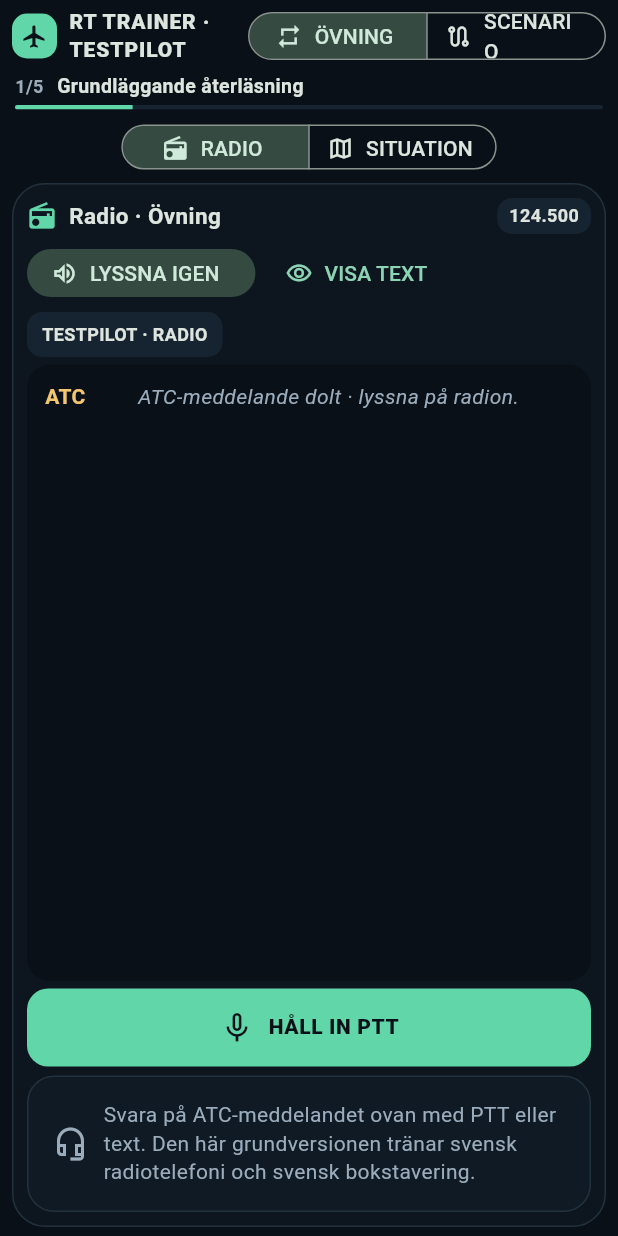
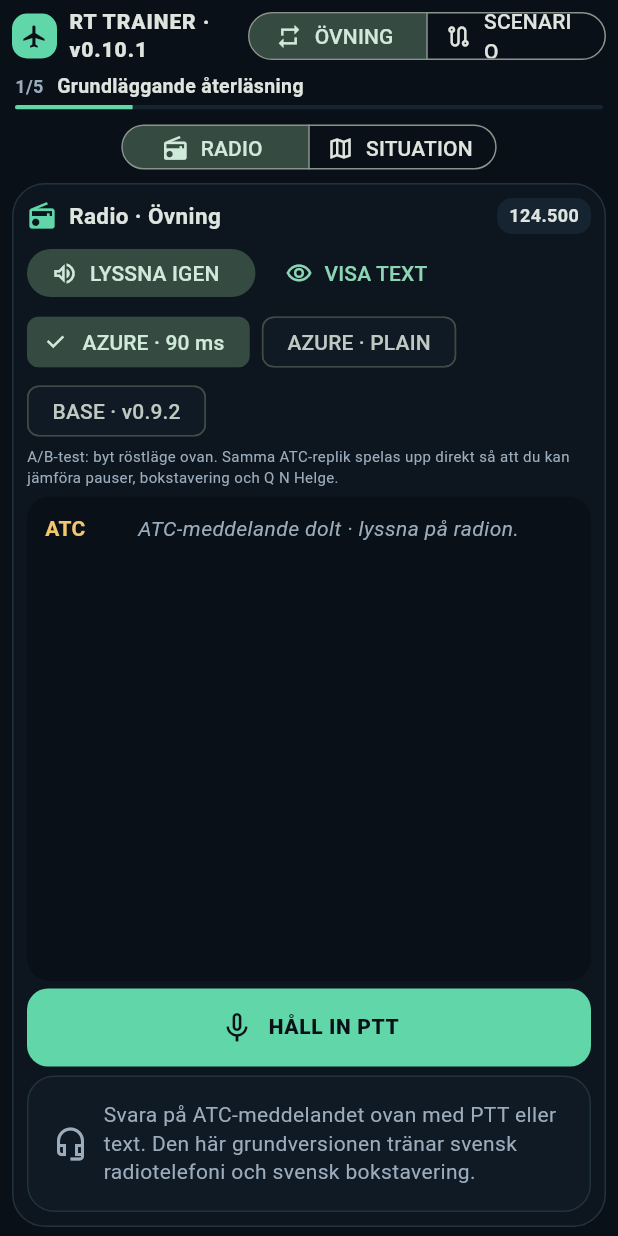
Before and after one commit to perfect-speed/rt-trainer, a Flutter app: the screen it shows after launch, after a tap on "STARTA DEMO", on a phone screen of 412 x 824 dp. Run offline on Flutter 3.47's test engine with Material 3 defaults, Android fonts, the light colour scheme and no system bars; our stand-ins replace audioplayers; missing offline and left inert: record.

Commit message:
v0.10.1 Azure speech A/B test

```diff
--- a/lib/main.dart
+++ b/lib/main.dart
@@ -12,7 +12,7 @@ class RtTrainerApp extends StatelessWidget {
   @override
   Widget build(BuildContext context) {
     return MaterialApp(
-      title: 'RT Trainer Testpilot',
+      title: 'RT Trainer Demo',
       debugShowCheckedModeBanner: false,
       theme: AppTheme.dark,
       home: const DemoWelcomeScreen(),
--- a/lib/screens/demo_welcome_screen.dart
+++ b/lib/screens/demo_welcome_screen.dart
@@ -102,7 +102,7 @@ class _DemoWelcomeScreenState extends State<DemoWelcomeScreen> {
                                     crossAxisAlignment: CrossAxisAlignment.start,
                                     children: [
                                       Text('RT TRAINER', style: TextStyle(fontSize: mobile ? 20 : 24, fontWeight: FontWeight.w900, letterSpacing: .8)),
-                                      const Text('Demo v0.10.0 · explicit prosodisk timing', style: TextStyle(color: AppTheme.textMuted)),
+                                      const Text('Test v0.10.1 · Azure A/B-jämförelse', style: TextStyle(color: AppTheme.textMuted)),
                                     ],
                                   ),
                                 ),
@@ -116,7 +116,7 @@ class _DemoWelcomeScreenState extends State<DemoWelcomeScreen> {
                     ),
                     const SizedBox(height: 24),
                     const Text(
-                      'Det här är en testversion av en svensk radiotelefonitränare för PPL. Kör den gärna som en elev: lyssna på ATC, svara med PTT och notera vad som känns naturligt, onaturligt eller oklart.',
+                      'Syftet med denna version är att jämföra tre röstvillkor på exakt samma ATC-replik: Azure med 90 ms explicit timing, Azure utan explicit timing och den frysta v0.9.2-baslinjen. Du kan fortfarande svara med PTT och prova den vanliga återkopplingen.',
                       style: TextStyle(fontSize: 16, height: 1.45),
                     ),
                     const SizedBox(height: 22),
@@ -127,8 +127,8 @@ class _DemoWelcomeScreenState extends State<DemoWelcomeScreen> {
                     ),
                     const _DemoPoint(
                       icon: Icons.record_voice_over_outlined,
-                      title: 'Tala som du skulle göra på radion',
-                      text: 'Använd svensk radiotelefoni och svensk bokstavering. Försök inte anpassa dig till datorn mer än du skulle göra till en mänsklig motstation.',
+                      title: 'Tala tydligt men normalt',
+                      text: 'Använd svensk radiotelefoni och svensk bokstavering. Du ska inte behöva tala onaturligt långsamt.',
                     ),
                     const _DemoPoint(
                       icon: Icons.rule_outlined,
@@ -137,8 +137,8 @@ class _DemoWelcomeScreenState extends State<DemoWelcomeScreen> {
                     ),
                     const _DemoPoint(
                       icon: Icons.bug_report_outlined,
-                      title: 'Fyra saker vi vill ha din spontana reaktion på',
-                      text: '1) Känns radioreplikerna trovärdiga? 2) Hur fungerar flyt och tempo? 3) Förstår taligenkänningen dig? 4) Är återkopplingen begriplig och rimlig?',
+                      title: 'Detta är en prototyp',
+                      text: 'Om taligenkänningen verkar ha hört något annat än det du sade, notera gärna exakt vad som hände. Systemet ska inte korrigera elevens svar i smyg.',
                     ),
                     const SizedBox(height: 22),
                     FilledButton.icon(
@@ -161,7 +161,7 @@ class _DemoWelcomeScreenState extends State<DemoWelcomeScreen> {
                     ],
                     const SizedBox(height: 10),
                     const Text(
-                      'Röstservern värms i bakgrunden medan sidan visas. Tillåt mikrofonen när webbläsaren frågar. Börja gärna i ÖVNING och prova sedan SCENARIO.',
+                      'Röstservern värms i bakgrunden medan denna sida visas. Mikrofonbehörighet behöver tillåtas i webbläsaren. Ingen API-nyckel ska finnas i själva webbappen.',
                       textAlign: TextAlign.center,
                       style: TextStyle(color: AppTheme.textMuted, fontSize: 12),
                     ),
--- a/lib/screens/trainer_screen.dart
+++ b/lib/screens/trainer_screen.dart
@@ -121,7 +121,7 @@ class _TrainerScreenState extends State<TrainerScreen> {
   bool _showAtcPromptText = false;
   bool _isSpeakingAtc = false;
   String? _speechError;
-  SpeechEngine _speechEngine = SpeechEngine.openAiBaselineRadio;
+  SpeechEngine _speechEngine = SpeechEngine.azureProsodyRadio;
   final Map<String, List<int>> _speechCache = <String, List<int>>{};
 
   List<TrainingStep> get _steps => _mode == PracticeMode.drillReadback ? _drillSteps : _scenarioSteps;
@@ -195,9 +195,21 @@ class _TrainerScreenState extends State<TrainerScreen> {
         spokenScript,
       ].join('|');
 
+  Future<void> _selectSpeechEngine(SpeechEngine engine) async {
+    if (_isSpeakingAtc || _speechEngine == engine) return;
+    setState(() {
+      _speechEngine = engine;
+      _speechError = null;
+    });
+    // Immediate replay makes the comparison controlled: same training step,
+    // same deterministic spoken script and radio DSP, only synthesis/prosody
+    // changes between the three conditions.
+    await _speakCurrentAtc();
+  }
+
   Future<void> _speakCurrentAtc() async {
     if (_isSpeakingAtc || !_api.isConfigured) return;
-    // v0.10.0 is a controlled A/B experiment. Both conditions use the same
+    // v0.10.1 is a controlled A/B experiment. Both conditions use the same
     // deterministic spoken script and the same frozen v0.9 radio DSP. The only
     // intended difference is the synthesis/prosody layer: Azure SSML timing
     // versus the v0.9.2 OpenAI TTS pronunciation-chunk baseline.
@@ -597,18 +609,38 @@ class _TrainerScreenState extends State<TrainerScreen> {
                   label: Text(_showAtcPromptText ? 'DÖLJ TEXT' : 'VISA TEXT'),
                   style: const ButtonStyle(visualDensity: VisualDensity.compact),
                 ),
-                Container(
-                  padding: const EdgeInsets.symmetric(horizontal: 10, vertical: 7),
-                  decoration: BoxDecoration(
-                    color: AppTheme.panelElevated,
-                    borderRadius: BorderRadius.circular(10),
-                  ),
-                  child: const Text(
-                    'TESTPILOT · RADIO',
-                    style: TextStyle(fontSize: 12, fontWeight: FontWeight.w700),
-                  ),
+                ChoiceChip(
+                  label: const Text('AZURE · 90 ms'),
+                  selected: _speechEngine == SpeechEngine.azureProsodyRadio,
+                  onSelected: _isSpeakingAtc ? null : (selected) {
+                    if (selected) _selectSpeechEngine(SpeechEngine.azureProsodyRadio);
+                  },
+                  visualDensity: VisualDensity.compact,
+                ),
+                ChoiceChip(
+                  label: const Text('AZURE · PLAIN'),
+                  selected: _speechEngine == SpeechEngine.azurePlainRadio,
+                  onSelected: _isSpeakingAtc ? null : (selected) {
+                    if (selected) _selectSpeechEngine(SpeechEngine.azurePlainRadio);
+                  },
+                  visualDensity: VisualDensity.compact,
+                ),
+                ChoiceChip(
+                  label: const Text('BASE · v0.9.2'),
+                  selected: _speechEngine == SpeechEngine.openAiBaselineRadio,
+                  onSelected: _isSpeakingAtc ? null : (selected) {
+                    if (selected) _selectSpeechEngine(SpeechEngine.openAiBaselineRadio);
+                  },
+                  visualDensity: VisualDensity.compact,
                 ),
               ],
+            ),
+            Padding(
+              padding: const EdgeInsets.only(top: 4),
+              child: Text(
+                'A/B-test: byt röstläge ovan. Samma ATC-replik spelas upp direkt så att du kan jämföra pauser, bokstavering och Q N Helge.',
+                style: TextStyle(color: AppTheme.textMuted, fontSize: veryCompact ? 10 : 11),
+              ),
             ),
             if (_speechError != null)
               Padding(
@@ -701,22 +733,10 @@ class _TrainerScreenState extends State<TrainerScreen> {
               ),
               const SizedBox(height: 8),
             ],
-            if (_result?.isComplete != true) ...[
-              _pttButton(),
-              _voiceStatus(),
-              SizedBox(height: veryCompact ? 6 : 10),
-            ] else ...[
-              FilledButton.icon(
-                onPressed: _nextStep,
-                icon: Icon(_stepIndex == _steps.length - 1 ? Icons.flag_outlined : Icons.arrow_forward),
-                label: Padding(
-                  padding: const EdgeInsets.symmetric(vertical: 12),
-                  child: Text(_stepIndex == _steps.length - 1 ? 'SLUTFÖR ÖVNINGEN' : 'NÄSTA'),
-                ),
-              ),
-              SizedBox(height: veryCompact ? 6 : 10),
-            ],
-            ReadbackCard(result: _result, onNext: null, isLastStep: _stepIndex == _steps.length - 1),
+            _pttButton(),
+            _voiceStatus(),
+            SizedBox(height: veryCompact ? 6 : 10),
+            ReadbackCard(result: _result, onNext: _result?.isComplete == true ? _nextStep : null, isLastStep: _stepIndex == _steps.length - 1),
           ],
         ),
       );
@@ -764,7 +784,7 @@ class _TrainerScreenState extends State<TrainerScreen> {
                   border: Border.all(color: AppTheme.accent.withValues(alpha: .20)),
                 ),
                 child: const Text(
-                  'Tack. Ge gärna en spontan återkoppling efteråt: Vad kändes mest realistiskt? Vad bröt illusionen? Var tempo och flyt rimligt? Missförstod taligenkänningen något? Var någon bedömning orimlig?',
+                  'Som testpilot: notera gärna om taligenkänningen misstolkade något, om återkopplingen kändes rimlig och om någon radioreplik kändes onaturlig.',
                   textAlign: TextAlign.center,
                   style: TextStyle(color: AppTheme.textMuted, height: 1.35),
                 ),
@@ -889,7 +909,7 @@ class _Header extends StatelessWidget {
             const SizedBox(width: 8),
             Expanded(
               child: Text(
-                veryCompact ? 'RT TRAINER · TESTPILOT' : 'RT TRAINER',
+                veryCompact ? 'RT TRAINER · v0.10.1' : 'RT TRAINER',
                 style: TextStyle(fontSize: veryCompact ? 14 : 16, fontWeight: FontWeight.w800, letterSpacing: .6),
               ),
             ),
@@ -906,7 +926,7 @@ class _Header extends StatelessWidget {
           Container(width: 38, height: 38, decoration: BoxDecoration(color: AppTheme.accent, borderRadius: BorderRadius.circular(11)), child: const Icon(Icons.flight, color: AppTheme.background)),
           const SizedBox(width: 11),
           const Expanded(
-            child: Column(crossAxisAlignment: CrossAxisAlignment.start, children: [Text('RT TRAINER', style: TextStyle(fontSize: 18, fontWeight: FontWeight.w800, letterSpacing: .8)), Text('Demo v0.10.0 · explicit prosodisk timing', style: TextStyle(fontSize: 11, color: AppTheme.textMuted))]),
+            child: Column(crossAxisAlignment: CrossAxisAlignment.start, children: [Text('RT TRAINER', style: TextStyle(fontSize: 18, fontWeight: FontWeight.w800, letterSpacing: .8)), Text('Test v0.10.1 · Azure A/B', style: TextStyle(fontSize: 11, color: AppTheme.textMuted))]),
           ),
           modeSelector,
         ],
--- a/pubspec.yaml
+++ b/pubspec.yaml
@@ -1,7 +1,7 @@
 name: rt_trainer
 description: Constraint-based radiotelephony trainer for Swedish PPL training.
 publish_to: 'none'
-version: 0.10.0+3
+version: 0.10.1+1
 
 environment:
   sdk: '>=3.4.0 <4.0.0'
```
Also changed, not shown: 6 other files.
